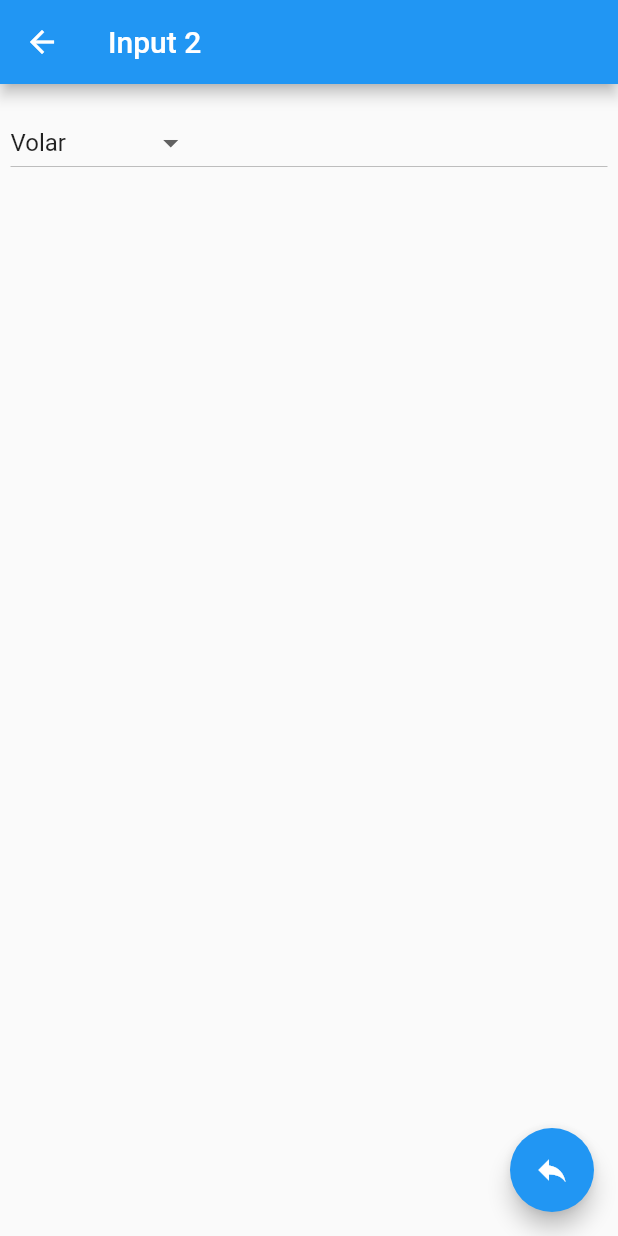
After one commit to evergara/flutter_componentes_app, a Flutter app: the InputTwoPage screen opened by its route, on a phone screen of 412 x 824 dp. The commit adds this screen. Run offline on Flutter 3.47's test engine with Material 2 defaults, Android fonts, the phone set to English and light mode, and no system bars.

Commit message:
Creando pagina de input 2 y se crea un Dropdown

```diff
--- /dev/null
+++ b/lib/src/page/inputtwo_oage.dart
@@ -0,0 +1,50 @@
+import 'package:flutter/material.dart';
+
+class InputTwoPage extends StatefulWidget {
+  InputTwoPage({Key? key}) : super(key: key);
+
+  @override
+  _InputTwoPageState createState() => _InputTwoPageState();
+}
+
+class _InputTwoPageState extends State<InputTwoPage> {
+  List<String> _poderes = ['Volar', 'Rayos X', 'Super Aliento', 'Super Fuerza'];
+  String _opcionSeleccionada = 'Volar';
+  @override
+  Widget build(BuildContext context) {
+    return Scaffold(
+      appBar: AppBar(title: Text('Input 2')),
+      body: ListView(
+        padding: EdgeInsets.symmetric(horizontal: 7.0, vertical: 15.0),
+        children: [_crearInputDropdown()],
+      ),
+      floatingActionButton: FloatingActionButton(
+        child: Icon(Icons.reply),
+        onPressed: () => Navigator.pop(context),
+      ),
+    );
+  }
+
+  Widget _crearInputDropdown() {
+    return DropdownButton<String>(
+      value: _opcionSeleccionada,
+      items: getOptionDropdown(),
+      onChanged: (String? opcionSeleccionada) {
+        setState(() {
+          _opcionSeleccionada = opcionSeleccionada!;
+        });
+      },
+    );
+  }
+
+  List<DropdownMenuItem<String>> getOptionDropdown() {
+    List<DropdownMenuItem<String>> listaOpcione = [];
+    _poderes.forEach((poder) {
+      listaOpcione.add(DropdownMenuItem(
+        child: Text(poder),
+        value: poder,
+      ));
+    });
+    return listaOpcione;
+  }
+}
--- a/lib/src/route/route.dart
+++ b/lib/src/route/route.dart
@@ -6,6 +6,7 @@ import 'package:componentes_app/src/page/alert_page.dart';
 import 'package:componentes_app/src/page/home_page.dart';
 import 'package:componentes_app/src/page/animated_container.dart';
 import 'package:componentes_app/src/page/Input_page.dart';
+import 'package:componentes_app/src/page/inputtwo_oage.dart';
 
 Map<String, WidgetBuilder> getApplicationRoutes() {
   return <String, WidgetBuilder>{
@@ -15,5 +16,6 @@ Map<String, WidgetBuilder> getApplicationRoutes() {
     'card': (BuildContext context) => CardPage(),
     'animatedContainer': (BuildContext context) => AnimatedContainerPage(),
     'input': (BuildContext context) => InputPage(),
+    'inputTwo': (BuildContext context) => InputTwoPage(),
   };
 }
--- a/recursos/data/menu_opts.json
+++ b/recursos/data/menu_opts.json
@@ -25,6 +25,12 @@
             "ruta" : "input",
             "icon" : "input",
             "texto": "Inputs"
+        },
+        {
+            "ruta" : "inputTwo",
+            "icon" : "input",
+            "texto": "Inputs 2"
         }
+
     ]
 }
```
